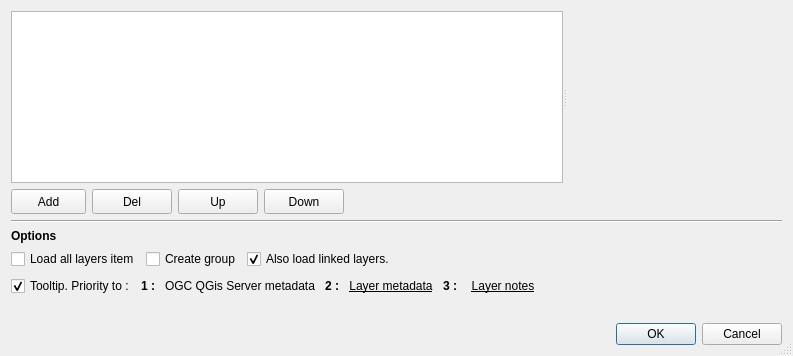
aeag/MenuFromProject-Qgis-Plugin, file menu_from_project/ui/conf_dialog.ui: the form before one commit.
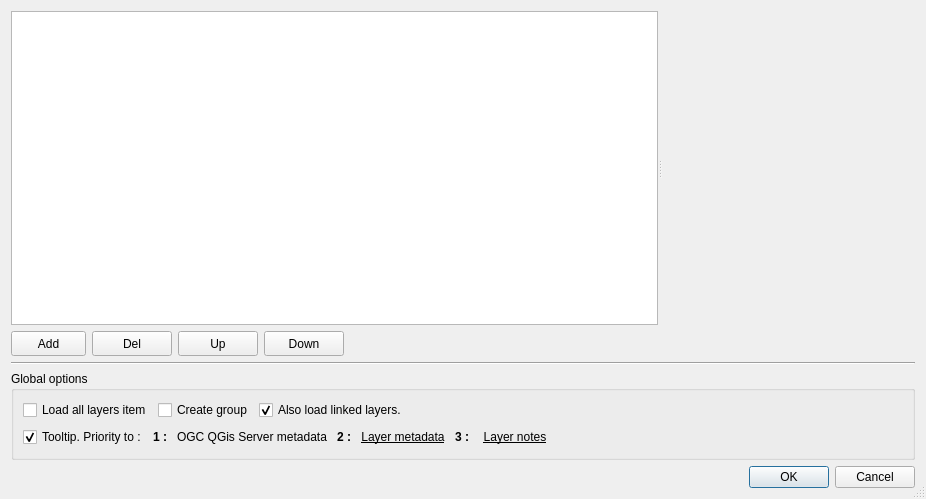
The form after the commit. Icons and pictures are not drawn. Custom widgets are drawn as their Qt base class.

Commit message: feat(project conf): update ui and add button for cache folder open

```diff
--- a/menu_from_project/ui/conf_dialog.ui
+++ b/menu_from_project/ui/conf_dialog.ui
@@ -9,8 +9,8 @@
    <rect>
     <x>0</x>
     <y>0</y>
-    <width>793</width>
-    <height>356</height>
+    <width>926</width>
+    <height>499</height>
    </rect>
   </property>
   <property name="sizePolicy">
@@ -19,12 +19,6 @@
     <verstretch>0</verstretch>
    </sizepolicy>
   </property>
-  <property name="minimumSize">
-   <size>
-    <width>660</width>
-    <height>310</height>
-   </size>
-  </property>
   <property name="windowTitle">
    <string>Projects</string>
   </property>
@@ -44,75 +38,33 @@
   <property name="modal">
    <bool>true</bool>
   </property>
-  <layout class="QGridLayout" name="gridLayout">
+  <layout class="QGridLayout" name="gridLayout" rowstretch="1,0,0,0,0,0,0" columnstretch="0" rowminimumheight="0,0,0,0,0,0,0">
+   <item row="0" column="0">
+    <widget class="QSplitter" name="splitter">
+     <property name="orientation">
+      <enum>Qt::Horizontal</enum>
+     </property>
+     <widget class="QTableView" name="projectTableView">
+      <property name="selectionMode">
+       <enum>QAbstractItemView::SingleSelection</enum>
+      </property>
+      <property name="selectionBehavior">
+       <enum>QAbstractItemView::SelectRows</enum>
+      </property>
+     </widget>
+     <widget class="ProjectWidget" name="projectWidget" native="true"/>
+    </widget>
+   </item>
    <item row="3" column="0">
-    <layout class="QGridLayout" name="gridLayout_2">
-     <item row="2" column="0">
-      <widget class="QCheckBox" name="cbxLoadAll">
-       <property name="sizePolicy">
-        <sizepolicy hsizetype="Fixed" vsizetype="Fixed">
-         <horstretch>0</horstretch>
-         <verstretch>0</verstretch>
-        </sizepolicy>
-       </property>
-       <property name="text">
-        <string>Load all layers item</string>
-       </property>
-       <property name="tristate">
+    <widget class="QgsCollapsibleGroupBox" name="mGroupBox">
+     <property name="title">
+      <string>Global options</string>
+     </property>
+     <property name="flat">
         <bool>false</bool>
        </property>
-      </widget>
-     </item>
-     <item row="0" column="0">
-      <widget class="QLabel" name="lblSettings">
-       <property name="font">
-        <font>
-         <bold>true</bold>
-        </font>
-       </property>
-       <property name="cursor">
-        <cursorShape>IBeamCursor</cursorShape>
-       </property>
-       <property name="text">
-        <string>Options</string>
-       </property>
-      </widget>
-     </item>
-     <item row="2" column="2">
-      <widget class="QCheckBox" name="cbxOpenLinks">
-       <property name="toolTip">
-        <string>Opens with layer, layers linked by 'relations' or joins.</string>
-       </property>
-       <property name="text">
-        <string>Also load linked layers.</string>
-       </property>
-       <property name="checked">
-        <bool>true</bool>
-       </property>
-      </widget>
-     </item>
-     <item row="2" column="1">
-      <widget class="QCheckBox" name="cbxCreateGroup">
-       <property name="sizePolicy">
-        <sizepolicy hsizetype="Fixed" vsizetype="Fixed">
-         <horstretch>0</horstretch>
-         <verstretch>0</verstretch>
-        </sizepolicy>
-       </property>
-       <property name="text">
-        <string>Create group</string>
-       </property>
-       <property name="checked">
-        <bool>false</bool>
-       </property>
-       <property name="tristate">
-        <bool>false</bool>
-       </property>
-      </widget>
-     </item>
-    </layout>
-   </item>
-   <item row="5" column="0">
+     <layout class="QGridLayout" name="gridLayout_3">
+      <item row="1" column="0">
     <layout class="QHBoxLayout" name="horizontalLayout_5">
      <item>
       <widget class="QCheckBox" name="cbxShowTooltip">
@@ -134,6 +86,7 @@
       <widget class="QLabel" name="label">
        <property name="font">
         <font>
+            <weight>75</weight>
          <bold>true</bold>
         </font>
        </property>
@@ -165,6 +118,7 @@
       <widget class="QLabel" name="label_2">
        <property name="font">
         <font>
+            <weight>75</weight>
          <bold>true</bold>
         </font>
        </property>
@@ -192,6 +146,7 @@
       <widget class="QLabel" name="label_3">
        <property name="font">
         <font>
+            <weight>75</weight>
          <bold>true</bold>
         </font>
        </property>
@@ -230,37 +185,59 @@
      </item>
     </layout>
    </item>
-   <item row="7" column="0">
-    <widget class="QDialogButtonBox" name="buttonBox">
-     <property name="orientation">
-      <enum>Qt::Horizontal</enum>
-     </property>
-     <property name="standardButtons">
-      <set>QDialogButtonBox::Cancel|QDialogButtonBox::Ok</set>
-     </property>
-    </widget>
-   </item>
    <item row="0" column="0">
-    <widget class="QSplitter" name="splitter">
-     <property name="orientation">
-      <enum>Qt::Horizontal</enum>
-     </property>
-     <widget class="QTableView" name="projectTableView">
-      <property name="selectionMode">
-       <enum>QAbstractItemView::SingleSelection</enum>
-      </property>
-      <property name="selectionBehavior">
-       <enum>QAbstractItemView::SelectRows</enum>
-      </property>
-     </widget>
-     <widget class="ProjectWidget" name="projectWidget" native="true"/>
-    </widget>
-   </item>
-   <item row="2" column="0">
-    <widget class="Line" name="line">
-     <property name="orientation">
-      <enum>Qt::Horizontal</enum>
-     </property>
+       <layout class="QHBoxLayout" name="horizontalLayout_2">
+        <item>
+         <widget class="QCheckBox" name="cbxLoadAll">
+          <property name="sizePolicy">
+           <sizepolicy hsizetype="Fixed" vsizetype="Fixed">
+            <horstretch>0</horstretch>
+            <verstretch>0</verstretch>
+           </sizepolicy>
+          </property>
+          <property name="text">
+           <string>Load all layers item</string>
+          </property>
+          <property name="tristate">
+           <bool>false</bool>
+          </property>
+         </widget>
+        </item>
+        <item>
+         <widget class="QCheckBox" name="cbxCreateGroup">
+          <property name="sizePolicy">
+           <sizepolicy hsizetype="Fixed" vsizetype="Fixed">
+            <horstretch>0</horstretch>
+            <verstretch>0</verstretch>
+           </sizepolicy>
+          </property>
+          <property name="text">
+           <string>Create group</string>
+          </property>
+          <property name="checked">
+           <bool>false</bool>
+          </property>
+          <property name="tristate">
+           <bool>false</bool>
+          </property>
+         </widget>
+        </item>
+        <item>
+         <widget class="QCheckBox" name="cbxOpenLinks">
+          <property name="toolTip">
+           <string>Opens with layer, layers linked by 'relations' or joins.</string>
+          </property>
+          <property name="text">
+           <string>Also load linked layers.</string>
+          </property>
+          <property name="checked">
+           <bool>true</bool>
+          </property>
+         </widget>
+        </item>
+       </layout>
+      </item>
+     </layout>
     </widget>
    </item>
    <item row="1" column="0">
@@ -268,9 +245,6 @@
      <property name="spacing">
       <number>6</number>
      </property>
-     <property name="sizeConstraint">
-      <enum>QLayout::SetDefaultConstraint</enum>
-     </property>
      <property name="leftMargin">
       <number>0</number>
      </property>
@@ -375,21 +349,31 @@
     </layout>
    </item>
    <item row="6" column="0">
-    <spacer name="verticalSpacer">
+    <widget class="QDialogButtonBox" name="buttonBox">
      <property name="orientation">
-      <enum>Qt::Vertical</enum>
+      <enum>Qt::Horizontal</enum>
      </property>
-     <property name="sizeHint" stdset="0">
-      <size>
-       <width>20</width>
-       <height>40</height>
-      </size>
+     <property name="standardButtons">
+      <set>QDialogButtonBox::Cancel|QDialogButtonBox::Ok</set>
      </property>
-    </spacer>
+    </widget>
+   </item>
+   <item row="2" column="0">
+    <widget class="Line" name="line">
+     <property name="orientation">
+      <enum>Qt::Horizontal</enum>
+     </property>
+    </widget>
    </item>
   </layout>
  </widget>
  <customwidgets>
+  <customwidget>
+   <class>QgsCollapsibleGroupBox</class>
+   <extends>QGroupBox</extends>
+   <header>qgscollapsiblegroupbox.h</header>
+   <container>1</container>
+  </customwidget>
   <customwidget>
    <class>ProjectWidget</class>
    <extends>QWidget</extends>
```
Left out of the diff: 1 changed line with no effect on the pictures. Lines whose indentation alone changed are shown as unchanged. The commit also changes 2 other files.
